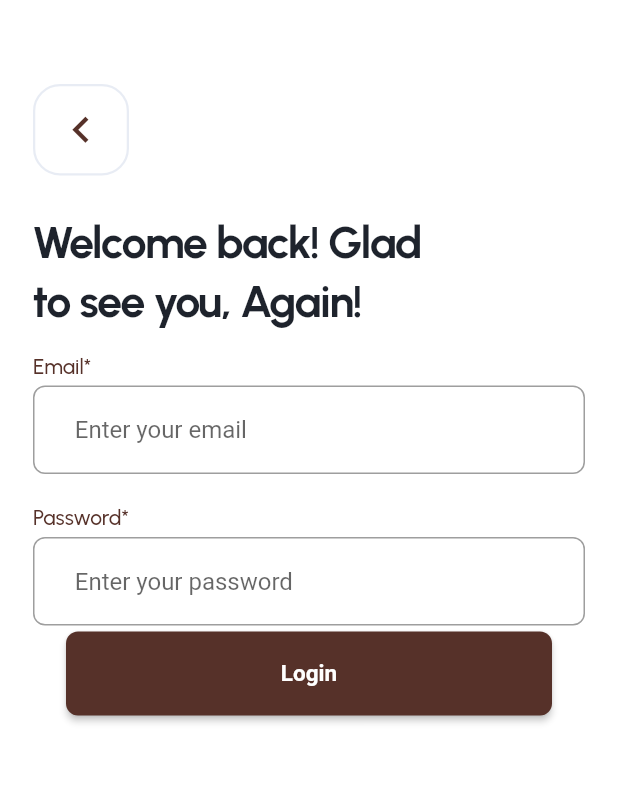
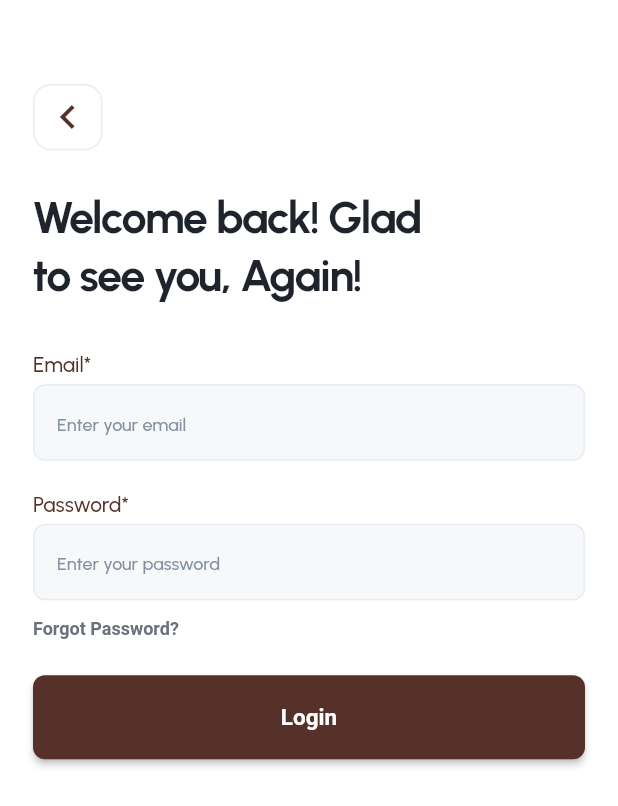
Before and after one commit to Vivekumar08/break_in, a Flutter app: the screen it shows after launch, on a phone screen of 412 x 824 dp. Shown: the top 806 px of the screen. Run offline on Flutter 3.47's test engine with Material 2 defaults, Android fonts, the phone set to English and light mode, and no system bars; Roboto replaces fonts that are missing (Urbanist_SemiBold); project files that could hold a hidden picture were left out.

Commit message:
login cleanup

```diff
--- a/lib/main.dart
+++ b/lib/main.dart
@@ -14,7 +14,7 @@ class MyApp extends StatelessWidget {
   Widget build(BuildContext context) {
     return MaterialApp(
       theme: ThemeData(scaffoldBackgroundColor: Palette.background_2),
-      debugShowCheckedModeBanner: false,
+      debugShowCheckedModeBanner: true,
       onGenerateRoute: Router.generateRoute,
       initialRoute: login,
     );
--- a/lib/src/components/button.dart
+++ b/lib/src/components/button.dart
@@ -1,6 +1,6 @@
+import 'package:flutter/material.dart';
 import '../style/fonts.dart';
 import '../style/palette.dart';
-import 'package:flutter/material.dart';
 
 class Button extends StatelessWidget {
   const Button({Key? key, required this.onPressed, required this.buttonText})
@@ -14,8 +14,6 @@ class Button extends StatelessWidget {
     return SizedBox(
       width: double.maxFinite,
       height: 56.0,
-      child: Padding(
-        padding: const EdgeInsets.symmetric(horizontal: 22.0),
       child: ElevatedButton(
         style: ElevatedButton.styleFrom(
             backgroundColor: Palette.primary,
@@ -27,7 +25,6 @@ class Button extends StatelessWidget {
           child: Text(buttonText, style: Fonts.buttonText),
         ),
       ),
-      ),
     );
   }
 }
--- a/lib/src/components/chev_back_button.dart
+++ b/lib/src/components/chev_back_button.dart
@@ -1,25 +1,22 @@
 import 'package:flutter/material.dart';
-import '/src/style/palette.dart';
+import '../style/palette.dart';
 
 class ChevBackButton extends StatelessWidget {
   const ChevBackButton({super.key});
 
   @override
   Widget build(BuildContext context) {
-    return OutlinedButton(
-      style: OutlinedButton.styleFrom(
-          padding: const EdgeInsets.symmetric(vertical: 13, horizontal: 14.17),
-          shape: const RoundedRectangleBorder(
-            borderRadius: BorderRadius.all(
-              Radius.circular(18.0),
-            ),
-          ),
-          side: BorderSide(color: Palette.stroke, width: 1.5)),
-      onPressed: () {},
-      child: Icon(
-        Icons.chevron_left,
-        color: Palette.primary,
-        size: 35,
+    return GestureDetector(
+      onTap: () => Navigator.canPop(context) ? Navigator.pop(context) : null,
+      child: Container(
+        // 8.0 is default padding for an icon
+        padding: const EdgeInsets.symmetric(
+            vertical: 13.08 - 8.0, horizontal: 14.17 - 8.0),
+        decoration: BoxDecoration(
+          border: Border.all(color: Palette.stroke),
+          borderRadius: BorderRadius.circular(12.0),
+        ),
+        child: Icon(Icons.chevron_left, size: 32.0, color: Palette.primary),
       ),
     );
   }
--- a/lib/src/components/input_field.dart
+++ b/lib/src/components/input_field.dart
@@ -1,30 +1,45 @@
-import 'package:break_in/src/style/fonts.dart';
+import 'package:break_in/src/style/palette.dart';
 import 'package:flutter/material.dart';
+import '../style/fonts.dart';
 
 class InputField extends StatelessWidget {
-  const InputField({super.key, required this.inputText, required this.hintText, required this.controller});
+  const InputField({
+    super.key,
+    required this.inputText,
+    required this.hintText,
+    required this.controller,
+  });
+
   final String inputText;
   final String hintText;
   final TextEditingController controller;
+
   @override
   Widget build(BuildContext context) {
-    return Column(
-        crossAxisAlignment: CrossAxisAlignment.start,
-      children: [
+    return Column(crossAxisAlignment: CrossAxisAlignment.start, children: [
       Padding(
-        padding: const EdgeInsets.fromLTRB(0, 16, 0, 0),
-        child: Text(
-          inputText,
-          style: Fonts.inputText,
-        ),
+        padding: const EdgeInsets.only(top: 16.0),
+        child: Text(inputText, style: Fonts.inputText),
       ),
       Padding(
-        padding: const EdgeInsets.symmetric(vertical: 4),
+        padding: const EdgeInsets.symmetric(vertical: 4.0),
         child: TextField(
           controller: controller,
           decoration: InputDecoration(
-            border: const OutlineInputBorder( borderRadius: BorderRadius.all(Radius.circular(8))),
-            hintText: '    $hintText',
+            filled: true,
+            fillColor: Palette.inputField,
+            border: OutlineInputBorder(
+                borderRadius: const BorderRadius.all(Radius.circular(8.0)),
+                borderSide: BorderSide(width: 1, color: Palette.stroke)),
+            enabledBorder: OutlineInputBorder(
+                borderRadius: const BorderRadius.all(Radius.circular(8.0)),
+                borderSide: BorderSide(width: 1, color: Palette.stroke)),
+            focusedBorder: OutlineInputBorder(
+                borderRadius: const BorderRadius.all(Radius.circular(8.0)),
+                borderSide: BorderSide(width: 1, color: Palette.stroke)),
+            contentPadding: const EdgeInsets.all(16.0),
+            hintText: hintText,
+            hintStyle: Fonts.hintText,
           ),
         ),
       ),
--- a/lib/src/login/login.dart
+++ b/lib/src/login/login.dart
@@ -1,10 +1,8 @@
-// ignore: file_names
-import 'package:break_in/src/components/button.dart';
-import 'package:break_in/src/components/input_field.dart';
-import 'package:break_in/src/style/fonts.dart';
-
-import '/src/components/chev_back_button.dart';
 import 'package:flutter/material.dart';
+import '../components/button.dart';
+import '../components/input_field.dart';
+import '../style/fonts.dart';
+import '../components/chev_back_button.dart';
 
 class Login extends StatelessWidget {
   const Login({super.key});
@@ -25,11 +23,12 @@ class Login extends StatelessWidget {
               crossAxisAlignment: CrossAxisAlignment.start,
               children: [
                 const ChevBackButton(),
-                const SizedBox(height: 24),
+                const SizedBox(height: 24.0),
                 Text(
                   "Welcome back! Glad\nto see you, Again!",
                   style: Fonts.title,
                 ),
+                const SizedBox(height: 16.0),
                 InputField(
                     inputText: "Email*",
                     hintText: "Enter your email",
@@ -38,11 +37,12 @@ class Login extends StatelessWidget {
                     inputText: "Password*",
                     hintText: "Enter your password",
                     controller: passwd),
-                Button(onPressed: () {}, buttonText: "Login")
+                const SizedBox(height: 8.0),
+                Text("Forgot Password?", style: Fonts.textButton),
+                const SizedBox(height: 24.0),
+                Button(onPressed: () {}, buttonText: "Login"),
               ],
             ),
-            // ),
-            // Expanded(child: Container())
           ],
         ),
       ),
--- a/lib/src/onboarding/onboarding.dart
+++ b/lib/src/onboarding/onboarding.dart
@@ -34,7 +34,7 @@ class Onboarding extends StatelessWidget {
             ),
           ),
           Padding(
-            padding: const EdgeInsets.only(bottom: 27.0),
+            padding: const EdgeInsets.fromLTRB(22.0, 0.0, 22.0, 27.0),
             child: Button(buttonText: "Next", onPressed: () {}),
           ),
         ],
--- a/lib/src/style/fonts.dart
+++ b/lib/src/style/fonts.dart
@@ -21,12 +21,14 @@ class Fonts {
       fontWeight: FontWeight.w500,
       fontFamily: _urbReg,
       color: Palette.text);
+
   static TextStyle get medText => TextStyle(
       fontSize: 16,
       fontWeight: FontWeight.w500,
       fontFamily: _urbMed,
       height: 1.5,
       color: Palette.text);
+
   static TextStyle get lightText => TextStyle(
       fontSize: 30,
       fontWeight: FontWeight.bold,
@@ -40,5 +42,22 @@ class Fonts {
       color: Palette.background_2);
 
   static TextStyle get inputText => TextStyle(
-      fontSize: 14, height: 1.25, fontFamily: _urbMed, color: Palette.primary);
+      fontSize: 14,
+      height: 1.25,
+      fontWeight: FontWeight.w500,
+      fontFamily: _urbMed,
+      color: Palette.primary);
+
+  static TextStyle get hintText => TextStyle(
+      fontSize: 12,
+      height: 1.25,
+      fontWeight: FontWeight.w500,
+      fontFamily: _urbMed,
+      color: Palette.greyNormal);
+
+  static TextStyle get textButton => TextStyle(
+      fontSize: 12,
+      fontWeight: FontWeight.w600,
+      fontFamily: _urbSemiBold,
+      color: Palette.iconsCol);
 }
```
Lines whose indentation alone changed are shown as unchanged.
